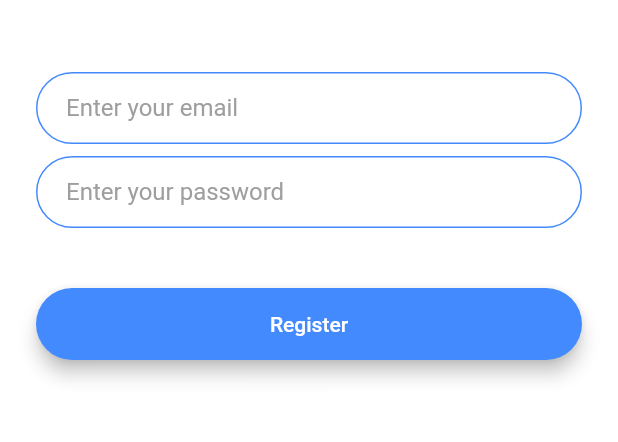
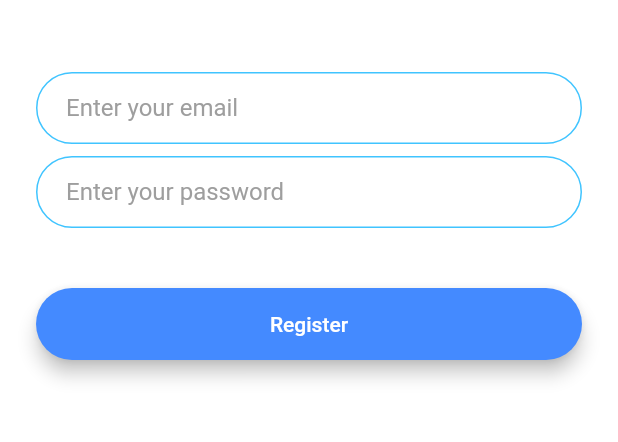
Before and after one commit to Macdeo/flash-chat-flutter-master, a Flutter app: the screen it shows after launch, after a tap on "Register", on a phone screen of 412 x 824 dp, the part 576-1018 px from its top. Run offline on Flutter 3.47's test engine with Material 2 defaults, Android fonts, the phone set to English and light mode, and no system bars; our stand-ins replace animated_text_kit.

Commit message:
modified:   ios/Flutter/flutter_export_environment.sh 	modified:   ios/Runner.xcodeproj/project.pbxproj 	new file:   ios/Runner.xcodeproj/project.xcworkspace/xcshareddata/IDEWorkspaceChecks.plist 	modified:   ios/Runner/Base.lproj/Main.storyboard 	new file:   lib/components/rounded_button.dart 	modified:   lib/constants.dart 	modified:   lib/main.dart 	modified:   lib/screens/login_screen.dart 	modified:   lib/screens/registration_screen.dart 	modified:   lib/screens/welcome_screen.dart 	modified:   pubspec.lock 	modified:   pubspec.yaml

```diff
--- /dev/null
+++ b/lib/components/rounded_button.dart
@@ -0,0 +1,29 @@
+import 'package:flutter/material.dart';
+
+class RoundedButtons extends StatelessWidget {
+  final Color color;
+  final String buttonTitle;
+  final VoidCallback onPressed;
+  RoundedButtons({this.color, this.buttonTitle, @required this.onPressed});
+
+  @override
+  Widget build(BuildContext context) {
+    return Padding(
+      padding: EdgeInsets.symmetric(vertical: 16.0),
+      child: Material(
+        elevation: 5.0,
+        color: color,
+        borderRadius: BorderRadius.circular(30.0),
+        child: MaterialButton(
+          onPressed: onPressed,
+          minWidth: 200.0,
+          height: 42.0,
+          child: Text(
+            buttonTitle,
+            style: TextStyle(color: Colors.white),
+          ),
+        ),
+      ),
+    );
+  }
+}
--- a/lib/constants.dart
+++ b/lib/constants.dart
@@ -17,3 +17,20 @@ const kMessageContainerDecoration = BoxDecoration(
     top: BorderSide(color: Colors.lightBlueAccent, width: 2.0),
   ),
 );
+
+const kTextFieldDecoration = InputDecoration(
+  hintText: 'Enter a value',
+  hintStyle: TextStyle(color: Colors.grey),
+  contentPadding: EdgeInsets.symmetric(vertical: 10.0, horizontal: 20.0),
+  border: OutlineInputBorder(
+    borderRadius: BorderRadius.all(Radius.circular(32.0)),
+  ),
+  enabledBorder: OutlineInputBorder(
+    borderSide: BorderSide(color: Colors.lightBlueAccent, width: 1.0),
+    borderRadius: BorderRadius.all(Radius.circular(32.0)),
+  ),
+  focusedBorder: OutlineInputBorder(
+    borderSide: BorderSide(color: Colors.lightBlueAccent, width: 2.0),
+    borderRadius: BorderRadius.all(Radius.circular(32.0)),
+  ),
+);
--- a/lib/main.dart
+++ b/lib/main.dart
@@ -10,11 +10,11 @@ class FlashChat extends StatelessWidget {
   @override
   Widget build(BuildContext context) {
     return MaterialApp(
-      theme: ThemeData.dark().copyWith(
-        textTheme: TextTheme(
-          bodyLarge: TextStyle(color: Colors.black54),
-        ),
-      ),
+      // theme: ThemeData.dark().copyWith(
+      //   textTheme: TextTheme(
+      //     bodyLarge: TextStyle(color: Colors.black54),
+      //   ),
+      // ),
       // home: WelcomeScreen(),
       initialRoute: WelcomeScreen.id,
       routes: {
--- a/lib/screens/registration_screen.dart
+++ b/lib/screens/registration_screen.dart
@@ -1,3 +1,5 @@
+import 'package:flash_chat/components/rounded_button.dart';
+import 'package:flash_chat/constants.dart';
 import 'package:flutter/material.dart';
 
 class RegistrationScreen extends StatefulWidget {
@@ -31,24 +33,8 @@ class _RegistrationScreenState extends State<RegistrationScreen> {
                 onChanged: (value) {
                   //Do something with the user input.
                 },
-              decoration: InputDecoration(
-                hintText: 'Enter your email',
-                hintStyle: TextStyle(color: Colors.grey),
-                contentPadding:
-                    EdgeInsets.symmetric(vertical: 10.0, horizontal: 20.0),
-                border: OutlineInputBorder(
-                  borderRadius: BorderRadius.all(Radius.circular(32.0)),
-                ),
-                enabledBorder: OutlineInputBorder(
-                  borderSide: BorderSide(color: Colors.blueAccent, width: 1.0),
-                  borderRadius: BorderRadius.all(Radius.circular(32.0)),
-                ),
-                focusedBorder: OutlineInputBorder(
-                  borderSide: BorderSide(color: Colors.blueAccent, width: 2.0),
-                  borderRadius: BorderRadius.all(Radius.circular(32.0)),
-                ),
-              ),
-            ),
+                decoration: kTextFieldDecoration.copyWith(
+                    hintText: 'Enter your email')),
             SizedBox(
               height: 8.0,
             ),
@@ -56,46 +42,15 @@ class _RegistrationScreenState extends State<RegistrationScreen> {
                 onChanged: (value) {
                   //Do something with the user input.
                 },
-              decoration: InputDecoration(
-                hintText: 'Enter your password',
-                hintStyle: TextStyle(color: Colors.grey),
-                contentPadding:
-                    EdgeInsets.symmetric(vertical: 10.0, horizontal: 20.0),
-                border: OutlineInputBorder(
-                  borderRadius: BorderRadius.all(Radius.circular(32.0)),
-                ),
-                enabledBorder: OutlineInputBorder(
-                  borderSide: BorderSide(color: Colors.blueAccent, width: 1.0),
-                  borderRadius: BorderRadius.all(Radius.circular(32.0)),
-                ),
-                focusedBorder: OutlineInputBorder(
-                  borderSide: BorderSide(color: Colors.blueAccent, width: 2.0),
-                  borderRadius: BorderRadius.all(Radius.circular(32.0)),
-                ),
-              ),
-            ),
+                decoration: kTextFieldDecoration.copyWith(
+                    hintText: 'Enter your password')),
             SizedBox(
               height: 24.0,
             ),
-            Padding(
-              padding: EdgeInsets.symmetric(vertical: 16.0),
-              child: Material(
+            RoundedButtons(
                 color: Colors.blueAccent,
-                borderRadius: BorderRadius.all(Radius.circular(30.0)),
-                elevation: 5.0,
-                child: MaterialButton(
-                  onPressed: () {
-                    //Implement registration functionality.
-                  },
-                  minWidth: 200.0,
-                  height: 42.0,
-                  child: Text(
-                    'Register',
-                    style: TextStyle(color: Colors.white),
-                  ),
-                ),
-              ),
-            ),
+                buttonTitle: 'Register',
+                onPressed: () {}),
           ],
         ),
       ),
--- a/lib/screens/welcome_screen.dart
+++ b/lib/screens/welcome_screen.dart
@@ -1,3 +1,4 @@
+import 'package:flash_chat/components/rounded_button.dart';
 import 'package:flash_chat/screens/login_screen.dart';
 import 'package:flash_chat/screens/registration_screen.dart';
 import 'package:flutter/material.dart';
@@ -67,44 +68,20 @@ class _WelcomeScreenState extends State<WelcomeScreen>
             SizedBox(
               height: 48.0,
             ),
-            Padding(
-              padding: EdgeInsets.symmetric(vertical: 16.0),
-              child: Material(
-                elevation: 5.0,
+            RoundedButtons(
                 color: Colors.lightBlueAccent,
-                borderRadius: BorderRadius.circular(30.0),
-                child: MaterialButton(
-                  onPressed: () {
-                    //Go to login screen.
-                    Navigator.pushNamed(context, LoginScreen.id);
-                  },
-                  minWidth: 200.0,
-                  height: 42.0,
-                  child: Text(
-                    'Log In',
-                  ),
-                ),
-              ),
-            ),
-            Padding(
-              padding: EdgeInsets.symmetric(vertical: 16.0),
-              child: Material(
+                buttonTitle: "Log In",
+                onPressed: () {
+                  //Go to registration screen.
+                  Navigator.pushNamed(context, LoginScreen.id);
+                }),
+            RoundedButtons(
                 color: Colors.blueAccent,
-                borderRadius: BorderRadius.circular(30.0),
-                elevation: 5.0,
-                child: MaterialButton(
-                  onPressed: () {
-                    //Go to registration screen.
-                    Navigator.pushNamed(context, RegistrationScreen.id);
-                  },
-                  minWidth: 200.0,
-                  height: 42.0,
-                  child: Text(
-                    'Register',
-                  ),
-                ),
-              ),
-            ),
+                buttonTitle: "Register",
+                onPressed: () {
+                  //Go to registration screen.
+                  Navigator.pushNamed(context, RegistrationScreen.id);
+                }),
           ],
         ),
       ),
--- a/pubspec.yaml
+++ b/pubspec.yaml
@@ -12,6 +12,9 @@ dependencies:
 
   cupertino_icons: ^0.1.2
   animated_text_kit: ^4.2.2
+  firebase_core: ^2.13.1
+  firebase_auth: ^4.6.2
+  cloud_firestore: ^4.8.0
 
 dev_dependencies:
   flutter_test:
```
Also changed, not shown: lib/screens/login_screen.dart (+12 -59 lines), pubspec.lock, 9 other files. Lines whose indentation alone changed are shown as unchanged.
